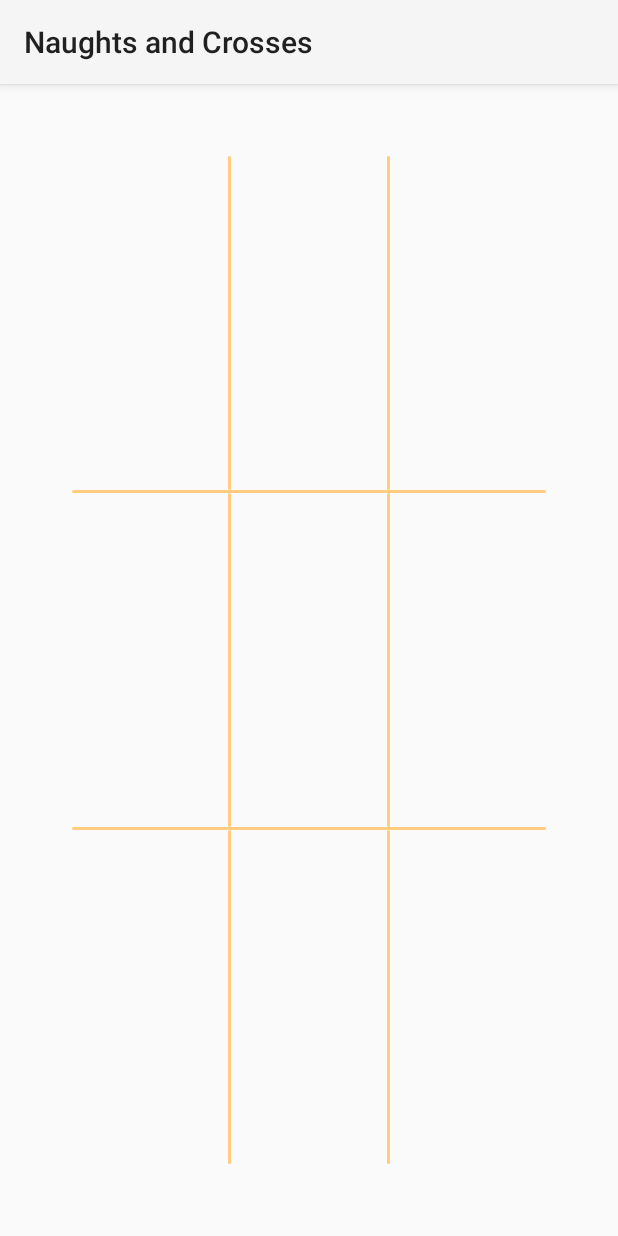
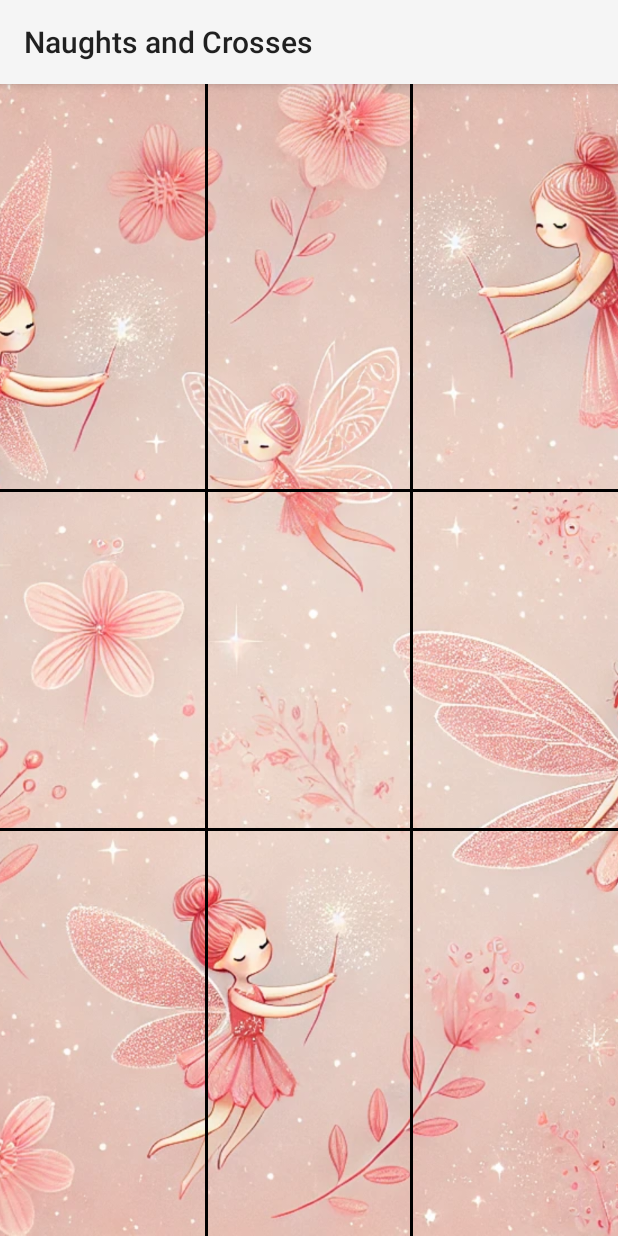
Before and after one commit to lukehandsnet/tictactoe, an Android app built with Jetpack Compose: the screen it shows after launch (MainActivity), on a phone screen of 412 x 824 dp. Run offline under Robolectric (Android 15) with nearby library versions, the phone set to English and light mode, and no system bars.

Commit message:
background and simple sounds

```diff
--- a/app/build.gradle.kts
+++ b/app/build.gradle.kts
@@ -60,6 +60,8 @@ dependencies {
     implementation("androidx.compose.ui:ui-tooling-preview")
     implementation("androidx.compose.material3:material3")
     implementation("androidx.appcompat:appcompat:1.6.1")
+    implementation ("androidx.constraintlayout:constraintlayout:2.1.0")
+    implementation ("androidx.gridlayout:gridlayout:1.0.0")
     testImplementation("junit:junit:4.13.2")
     androidTestImplementation("androidx.test.ext:junit:1.1.5")
     androidTestImplementation("androidx.test.espresso:espresso-core:3.5.1")
--- a/app/src/main/java/com/lukehands/naughtsandcrosses/MainActivity.kt
+++ b/app/src/main/java/com/lukehands/naughtsandcrosses/MainActivity.kt
@@ -1,17 +1,11 @@
-/*
- * Naughts and Crosses (Tic-Tac-Toe) game for Android
- * Developed by Luke Hands
- * Date: 2021-08-02
- */
-
 package com.lukehands.naughtsandcrosses
 
 // Import necessary classes
-
 import android.app.AlertDialog
+import android.media.MediaPlayer
 import android.os.Bundle
+import android.util.Log
 import android.widget.Button
-import android.widget.GridLayout
 import android.widget.Toast
 import androidx.appcompat.app.AppCompatActivity
 import kotlinx.coroutines.*
@@ -22,28 +16,44 @@ class MainActivity : AppCompatActivity() {
     private val mainScope = MainScope()
     private var isAnimating = false // Flag to indicate if an animation is in progress
 
+    // Initialize MediaPlayers
+    private lateinit var dinkPlayer: MediaPlayer
+    private lateinit var donkPlayer: MediaPlayer
+
     override fun onCreate(savedInstanceState: Bundle?) {
         super.onCreate(savedInstanceState)
         setContentView(R.layout.activity_main)
 
-        val gridLayout = findViewById<GridLayout>(R.id.gridLayout)
-        if (gridLayout == null) {
-            Toast.makeText(this, "Error: GridLayout not found", Toast.LENGTH_LONG).show()
-            return
+        // Initialize MediaPlayers
+        dinkPlayer = MediaPlayer.create(this, R.raw.dink)
+        donkPlayer = MediaPlayer.create(this, R.raw.donk)
+
+        if (!::dinkPlayer.isInitialized || !::donkPlayer.isInitialized) {
+            Log.e("MainActivity", "MediaPlayer initialization failed")
         }
 
-        var buttonIndex = 0
-        for (i in 0 until gridLayout.childCount) {
-            val view = gridLayout.getChildAt(i)
-            if (view is Button) {
-                val row = buttonIndex / 3
-                val col = buttonIndex % 3
-                buttonIndex++
-                view.setOnClickListener {
+        val buttons = arrayOf(
+            arrayOf(findViewById<Button>(R.id.button_00), findViewById<Button>(R.id.button_01), findViewById<Button>(R.id.button_02)),
+            arrayOf(findViewById<Button>(R.id.button_10), findViewById<Button>(R.id.button_11), findViewById<Button>(R.id.button_12)),
+            arrayOf(findViewById<Button>(R.id.button_20), findViewById<Button>(R.id.button_21), findViewById<Button>(R.id.button_22))
+        )
+
+        for (row in buttons.indices) {
+            for (col in buttons[row].indices) {
+                buttons[row][col].setOnClickListener {
                     if (!isAnimating && gameLogic.makeMove(row, col, currentPlayer)) {
                         // Update UI
                         val drawableRes = if (currentPlayer == 1) R.drawable.x else R.drawable.o
-                        view.setBackgroundResource(drawableRes)
+                        buttons[row][col].setBackgroundResource(drawableRes)
+
+                        // Play sound
+                        if (currentPlayer == 1) {
+                            Log.d("MainActivity", "Playing dink sound")
+                            dinkPlayer.start()
+                        } else {
+                            Log.d("MainActivity", "Playing donk sound")
+                            donkPlayer.start()
+                        }
 
                         if (gameLogic.checkWin(currentPlayer)) {
                             isAnimating = true
@@ -69,32 +79,39 @@ class MainActivity : AppCompatActivity() {
     }
 
     private fun setAllButtonsToHalfTransparent() {
-        val gridLayout = findViewById<GridLayout>(R.id.gridLayout)
-        for (i in 0 until gridLayout.childCount) {
-            val view = gridLayout.getChildAt(i)
-            if (view is Button) {
-                view.alpha = 0.5f // Set transparency to 50%
+        val buttons = arrayOf(
+            arrayOf(findViewById<Button>(R.id.button_00), findViewById<Button>(R.id.button_01), findViewById<Button>(R.id.button_02)),
+            arrayOf(findViewById<Button>(R.id.button_10), findViewById<Button>(R.id.button_11), findViewById<Button>(R.id.button_12)),
+            arrayOf(findViewById<Button>(R.id.button_20), findViewById<Button>(R.id.button_21), findViewById<Button>(R.id.button_22))
+        )
+
+        for (row in buttons.indices) {
+            for (col in buttons[row].indices) {
+                buttons[row][col].alpha = 0.5f // Set transparency to 50%
             }
         }
     }
 
     private suspend fun highlightWinningLine(line: List<Pair<Int, Int>>) {
+        val buttons = arrayOf(
+            arrayOf(findViewById<Button>(R.id.button_00), findViewById<Button>(R.id.button_01), findViewById<Button>(R.id.button_02)),
+            arrayOf(findViewById<Button>(R.id.button_10), findViewById<Button>(R.id.button_11), findViewById<Button>(R.id.button_12)),
+            arrayOf(findViewById<Button>(R.id.button_20), findViewById<Button>(R.id.button_21), findViewById<Button>(R.id.button_22))
+        )
+
         repeat(5) { // Flash 5 times
             line.forEach { (row, col) ->
-                val button = findViewById<Button>(resources.getIdentifier("button_${row}${col}", "id", packageName))
-                button.alpha = 1.0f // Set transparency to 100%
+                buttons[row][col].alpha = 1.0f // Set transparency to 100%
             }
             delay(200)
             line.forEach { (row, col) ->
-                val button = findViewById<Button>(resources.getIdentifier("button_${row}${col}", "id", packageName))
-                button.alpha = 0.5f // Set transparency to 50%
+                buttons[row][col].alpha = 0.5f // Set transparency to 50%
             }
             delay(200)
         }
         // Set the winning line to fully opaque at the end
         line.forEach { (row, col) ->
-            val button = findViewById<Button>(resources.getIdentifier("button_${row}${col}", "id", packageName))
-            button.alpha = 1.0f // Set transparency to 100%
+            buttons[row][col].alpha = 1.0f // Set transparency to 100%
         }
     }
 
@@ -131,12 +148,16 @@ class MainActivity : AppCompatActivity() {
     }
 
     private fun resetUI() {
-        val gridLayout = findViewById<GridLayout>(R.id.gridLayout)
-        for (i in 0 until gridLayout.childCount) {
-            val view = gridLayout.getChildAt(i)
-            if (view is Button) {
-                view.setBackgroundResource(android.R.color.transparent)
-                view.alpha = 1.0f // Reset transparency
+        val buttons = arrayOf(
+            arrayOf(findViewById<Button>(R.id.button_00), findViewById<Button>(R.id.button_01), findViewById<Button>(R.id.button_02)),
+            arrayOf(findViewById<Button>(R.id.button_10), findViewById<Button>(R.id.button_11), findViewById<Button>(R.id.button_12)),
+            arrayOf(findViewById<Button>(R.id.button_20), findViewById<Button>(R.id.button_21), findViewById<Button>(R.id.button_22))
+        )
+
+        for (row in buttons.indices) {
+            for (col in buttons[row].indices) {
+                buttons[row][col].setBackgroundResource(android.R.color.transparent)
+                buttons[row][col].alpha = 1.0f // Reset transparency
             }
         }
         currentPlayer = 1
@@ -144,6 +165,13 @@ class MainActivity : AppCompatActivity() {
 
     override fun onDestroy() {
         super.onDestroy()
+        // Release MediaPlayers
+        if (::dinkPlayer.isInitialized) {
+            dinkPlayer.release()
+        }
+        if (::donkPlayer.isInitialized) {
+            donkPlayer.release()
+        }
     }
 }
 
--- a/app/src/main/res/layout/activity_main.xml
+++ b/app/src/main/res/layout/activity_main.xml
@@ -1,177 +1,168 @@
-<RelativeLayout xmlns:android="http://schemas.android.com/apk/res/android"
+<androidx.constraintlayout.widget.ConstraintLayout xmlns:android="http://schemas.android.com/apk/res/android"
+    xmlns:app="http://schemas.android.com/apk/res-auto"
     xmlns:tools="http://schemas.android.com/tools"
     android:layout_width="match_parent"
     android:layout_height="match_parent"
-    android:padding="16dp"
     tools:context=".MainActivity">
 
-    <GridLayout
-        android:id="@+id/gridLayout"
-        android:layout_width="match_parent"
-        android:layout_height="match_parent"
-        android:layout_centerInParent="true"
-        android:alignmentMode="alignMargins"
-        android:columnCount="5"
-        android:rowCount="5"
-        android:padding="16dp"
-        android:layout_margin="16dp">
+    <!-- Background Image -->
+    <ImageView
+        android:id="@+id/backgroundImageView"
+        android:layout_width="0dp"
+        android:layout_height="0dp"
+        android:scaleType="centerCrop"
+        android:src="@drawable/fairy_background"
+        app:layout_constraintBottom_toBottomOf="parent"
+        app:layout_constraintEnd_toEndOf="parent"
+        app:layout_constraintStart_toStartOf="parent"
+        app:layout_constraintTop_toTopOf="parent" />
 
-        <!-- Row 1 -->
+    <!-- Button 00 -->
     <Button
         android:id="@+id/button_00"
         android:layout_width="0dp"
         android:layout_height="0dp"
-            android:layout_row="0"
-            android:layout_column="0"
-            android:layout_gravity="fill"
-            android:layout_rowWeight="1"
-            android:layout_columnWeight="1"
-            android:background="@android:color/transparent"/>
-        <View
-            android:layout_width="2dp"
-            android:layout_height="0dp"
-            android:layout_row="0"
-            android:layout_column="1"
-            android:layout_gravity="fill_vertical"
-            android:background="@drawable/soft_grid_line"/>
+        android:background="@android:color/transparent"
+        app:layout_constraintTop_toTopOf="parent"
+        app:layout_constraintStart_toStartOf="parent"
+        app:layout_constraintEnd_toStartOf="@+id/button_01"
+        app:layout_constraintBottom_toTopOf="@+id/button_10"
+        app:layout_constraintDimensionRatio="1" />
+
+    <!-- Button 01 -->
     <Button
         android:id="@+id/button_01"
         android:layout_width="0dp"
         android:layout_height="0dp"
-            android:layout_row="0"
-            android:layout_column="2"
-            android:layout_gravity="fill"
-            android:layout_rowWeight="1"
-            android:layout_columnWeight="1"
-            android:background="@android:color/transparent"/>
-        <View
-            android:layout_width="2dp"
-            android:layout_height="0dp"
-            android:layout_row="0"
-            android:layout_column="3"
-            android:layout_gravity="fill_vertical"
-            android:background="@drawable/soft_grid_line"/>
+        android:background="@android:color/transparent"
+        app:layout_constraintTop_toTopOf="parent"
+        app:layout_constraintStart_toEndOf="@+id/button_00"
+        app:layout_constraintEnd_toStartOf="@+id/button_02"
+        app:layout_constraintBottom_toTopOf="@+id/button_11"
+        app:layout_constraintDimensionRatio="1" />
+
+    <!-- Button 02 -->
     <Button
         android:id="@+id/button_02"
         android:layout_width="0dp"
         android:layout_height="0dp"
-            android:layout_row="0"
-            android:layout_column="4"
-            android:layout_gravity="fill"
-            android:layout_rowWeight="1"
-            android:layout_columnWeight="1"
-            android:background="@android:color/transparent"/>
+        android:background="@android:color/transparent"
+        app:layout_constraintTop_toTopOf="parent"
+        app:layout_constraintStart_toEndOf="@+id/button_01"
+        app:layout_constraintEnd_toEndOf="parent"
+        app:layout_constraintBottom_toTopOf="@+id/button_12"
+        app:layout_constraintDimensionRatio="1" />
 
-        <!-- Horizontal Divider -->
-        <View
-            android:layout_width="0dp"
-            android:layout_height="2dp"
-            android:layout_row="1"
-            android:layout_column="0"
-            android:layout_columnSpan="5"
-            android:layout_gravity="fill_horizontal"
-            android:background="@drawable/soft_grid_line"/>
-
-        <!-- Row 2 -->
+    <!-- Button 10 -->
     <Button
         android:id="@+id/button_10"
         android:layout_width="0dp"
         android:layout_height="0dp"
-            android:layout_row="2"
-            android:layout_column="0"
-            android:layout_gravity="fill"
-            android:layout_rowWeight="1"
-            android:layout_columnWeight="1"
-            android:background="@android:color/transparent"/>
-        <View
-            android:layout_width="2dp"
-            android:layout_height="0dp"
-            android:layout_row="2"
-            android:layout_column="1"
-            android:layout_gravity="fill_vertical"
-            android:background="@drawable/soft_grid_line"/>
+        android:background="@android:color/transparent"
+        app:layout_constraintTop_toBottomOf="@+id/button_00"
+        app:layout_constraintStart_toStartOf="parent"
+        app:layout_constraintEnd_toStartOf="@+id/button_11"
+        app:layout_constraintBottom_toTopOf="@+id/button_20"
+        app:layout_constraintDimensionRatio="1" />
+
+    <!-- Button 11 -->
     <Button
         android:id="@+id/button_11"
         android:layout_width="0dp"
         android:layout_height="0dp"
-            android:layout_row="2"
-            android:layout_column="2"
-            android:layout_gravity="fill"
-            android:layout_rowWeight="1"
-            android:layout_columnWeight="1"
-            android:background="@android:color/transparent"/>
-        <View
-            android:layout_width="2dp"
-            android:layout_height="0dp"
-            android:layout_row="2"
-            android:layout_column="3"
-            android:layout_gravity="fill_vertical"
-            android:background="@drawable/soft_grid_line"/>
+        android:background="@android:color/transparent"
+        app:layout_constraintTop_toBottomOf="@+id/button_01"
+        app:layout_constraintStart_toEndOf="@+id/button_10"
+        app:layout_constraintEnd_toStartOf="@+id/button_12"
+        app:layout_constraintBottom_toTopOf="@+id/button_21"
+        app:layout_constraintDimensionRatio="1" />
+
+    <!-- Button 12 -->
     <Button
         android:id="@+id/button_12"
         android:layout_width="0dp"
         android:layout_height="0dp"
-            android:layout_row="2"
-            android:layout_column="4"
-            android:layout_gravity="fill"
-            android:layout_rowWeight="1"
-            android:layout_columnWeight="1"
-            android:background="@android:color/transparent"/>
+        android:background="@android:color/transparent"
+        app:layout_constraintTop_toBottomOf="@+id/button_02"
+        app:layout_constraintStart_toEndOf="@+id/button_11"
+        app:layout_constraintEnd_toEndOf="parent"
+        app:layout_constraintBottom_toTopOf="@+id/button_22"
+        app:layout_constraintDimensionRatio="1" />
 
-        <!-- Horizontal Divider -->
-        <View
-            android:layout_width="0dp"
-            android:layout_height="2dp"
-            android:layout_row="3"
-            android:layout_column="0"
-            android:layout_columnSpan="5"
-            android:layout_gravity="fill_horizontal"
-            android:background="@drawable/soft_grid_line"/>
-
-        <!-- Row 3 -->
+    <!-- Button 20 -->
     <Button
         android:id="@+id/button_20"
         android:layout_width="0dp"
         android:layout_height="0dp"
-            android:layout_row="4"
-            android:layout_column="0"
-            android:layout_gravity="fill"
-            android:layout_rowWeight="1"
-            android:layout_columnWeight="1"
-            android:background="@android:color/transparent"/>
-        <View
-            android:layout_width="2dp"
-            android:layout_height="0dp"
-            android:layout_row="4"
-            android:layout_column="1"
-            android:layout_gravity="fill_vertical"
-            android:background="@drawable/soft_grid_line"/>
+        android:background="@android:color/transparent"
+        app:layout_constraintTop_toBottomOf="@+id/button_10"
+        app:layout_constraintStart_toStartOf="parent"
+        app:layout_constraintEnd_toStartOf="@+id/button_21"
+        app:layout_constraintBottom_toBottomOf="parent"
+        app:layout_constraintDimensionRatio="1" />
+
+    <!-- Button 21 -->
     <Button
         android:id="@+id/button_21"
         android:layout_width="0dp"
         android:layout_height="0dp"
-            android:layout_row="4"
-            android:layout_column="2"
-            android:layout_gravity="fill"
-            android:layout_rowWeight="1"
-            android:layout_columnWeight="1"
-            android:background="@android:color/transparent"/>
-        <View
-            android:layout_width="2dp"
-            android:layout_height="0dp"
-            android:layout_row="4"
-            android:layout_column="3"
-            android:layout_gravity="fill_vertical"
-            android:background="@drawable/soft_grid_line"/>
+        android:background="@android:color/transparent"
+        app:layout_constraintTop_toBottomOf="@+id/button_11"
+        app:layout_constraintStart_toEndOf="@+id/button_20"
+        app:layout_constraintEnd_toStartOf="@+id/button_22"
+        app:layout_constraintBottom_toBottomOf="parent"
+        app:layout_constraintDimensionRatio="1" />
+
+    <!-- Button 22 -->
     <Button
         android:id="@+id/button_22"
         android:layout_width="0dp"
         android:layout_height="0dp"
-            android:layout_row="4"
-            android:layout_column="4"
-            android:layout_gravity="fill"
-            android:layout_rowWeight="1"
-            android:layout_columnWeight="1"
-            android:background="@android:color/transparent"/>
-    </GridLayout>
-</RelativeLayout>
+        android:background="@android:color/transparent"
+        app:layout_constraintTop_toBottomOf="@+id/button_12"
+        app:layout_constraintStart_toEndOf="@+id/button_21"
+        app:layout_constraintEnd_toEndOf="parent"
+        app:layout_constraintBottom_toBottomOf="parent"
+        app:layout_constraintDimensionRatio="1" />
+
+    <!-- Vertical Line 1 -->
+    <View
+        android:layout_width="2dp"
+        android:layout_height="0dp"
+        android:background="@android:color/black"
+        app:layout_constraintTop_toTopOf="parent"
+        app:layout_constraintBottom_toBottomOf="parent"
+        app:layout_constraintStart_toEndOf="@+id/button_00"
+        app:layout_constraintEnd_toStartOf="@+id/button_01" />
+
+    <!-- Vertical Line 2 -->
+    <View
+        android:layout_width="2dp"
+        android:layout_height="0dp"
+        android:background="@android:color/black"
+        app:layout_constraintTop_toTopOf="parent"
+        app:layout_constraintBottom_toBottomOf="parent"
+        app:layout_constraintStart_toEndOf="@+id/button_01"
+        app:layout_constraintEnd_toStartOf="@+id/button_02" />
+
+    <!-- Horizontal Line 1 -->
+    <View
+        android:layout_width="0dp"
+        android:layout_height="2dp"
+        android:background="@android:color/black"
+        app:layout_constraintStart_toStartOf="parent"
+        app:layout_constraintEnd_toEndOf="parent"
+        app:layout_constraintTop_toBottomOf="@+id/button_00"
+        app:layout_constraintBottom_toTopOf="@+id/button_10" />
+
+    <!-- Horizontal Line 2 -->
+    <View
+        android:layout_width="0dp"
+        android:layout_height="2dp"
+        android:background="@android:color/black"
+        app:layout_constraintStart_toStartOf="parent"
+        app:layout_constraintEnd_toEndOf="parent"
+        app:layout_constraintTop_toBottomOf="@+id/button_10"
+        app:layout_constraintBottom_toTopOf="@+id/button_20" />
+
+</androidx.constraintlayout.widget.ConstraintLayout>
```
Also changed, not shown: app/src/main/res/drawable/fairy_background.webp (added), 3 other files. Lines whose indentation alone changed are shown as unchanged.
